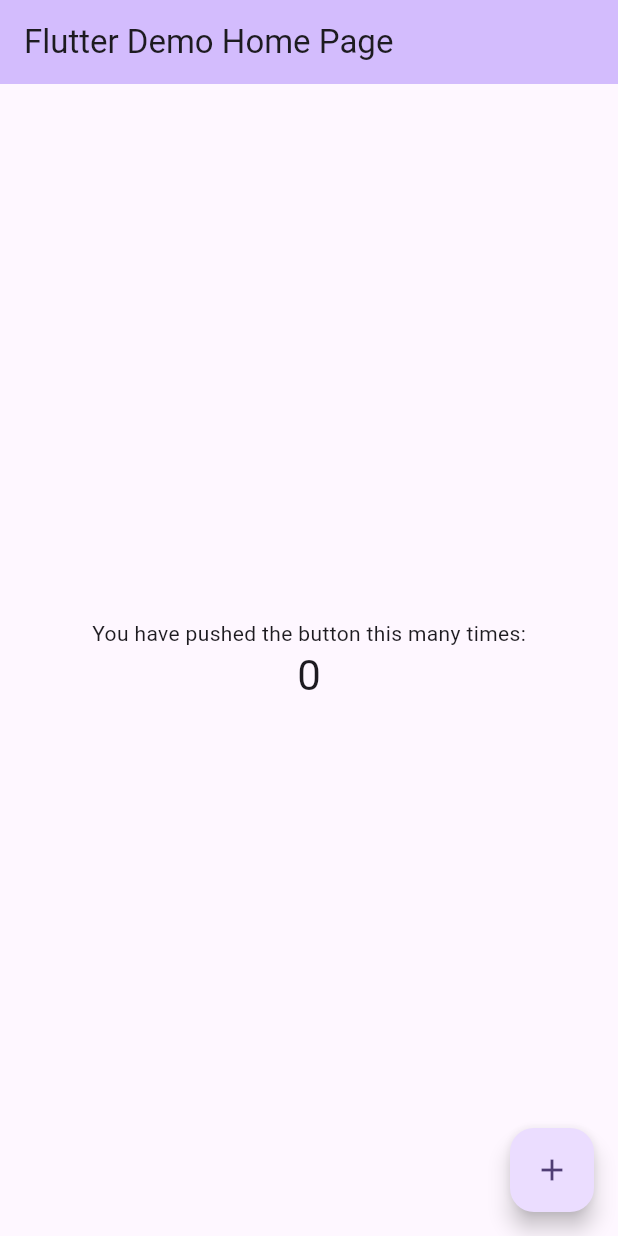
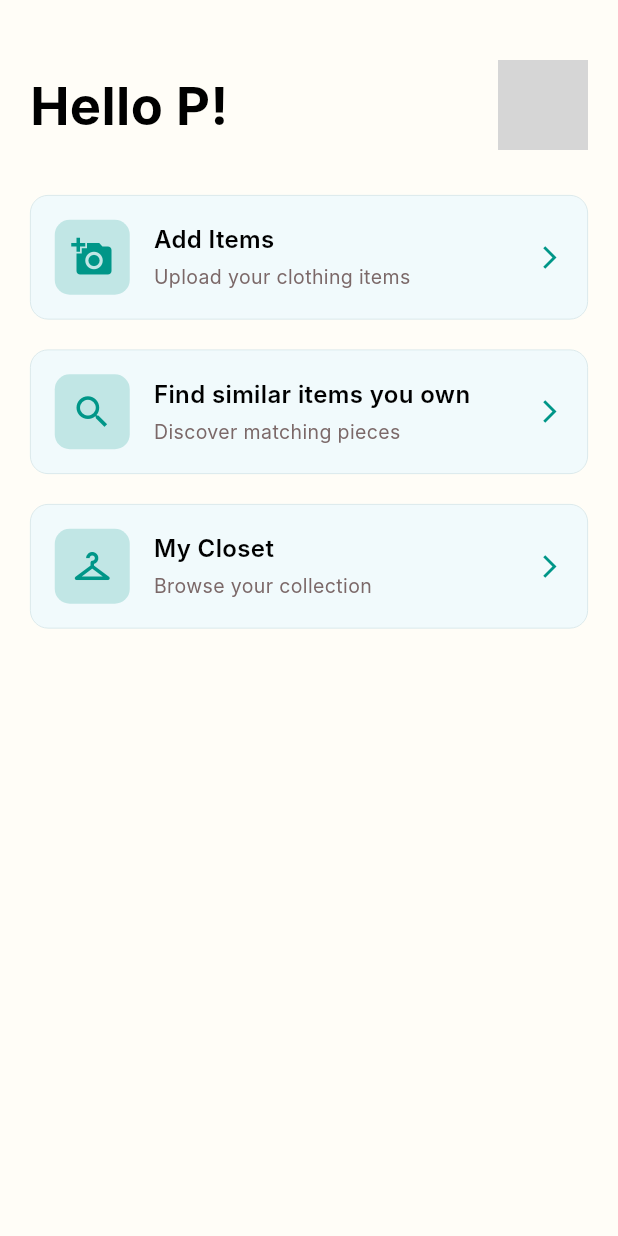
Before and after one commit to Fahsairvw/Wardrobees, a Flutter app: the screen it shows after launch, on a phone screen of 412 x 824 dp. Run offline on Flutter 3.47's test engine with Material 3 defaults, Android fonts, the phone set to English and light mode, and no system bars; network calls fail; Roboto replaces fonts that are missing (Inter); grey boxes are pictures that could not be loaded.

Commit message:
add homepage

```diff
--- a/frontend/lib/main.dart
+++ b/frontend/lib/main.dart
@@ -1,4 +1,6 @@
 import 'package:flutter/material.dart';
+import 'screens/splash_screen.dart';
+import 'screens/home_screen.dart';
 
 void main() {
   runApp(const MyApp());
@@ -7,116 +9,19 @@ void main() {
 class MyApp extends StatelessWidget {
   const MyApp({super.key});
 
-  // This widget is the root of your application.
   @override
   Widget build(BuildContext context) {
     return MaterialApp(
-      title: 'Flutter Demo',
+      title: 'Wardrobees',
       theme: ThemeData(
-        // This is the theme of your application.
-        //
-        // TRY THIS: Try running your application with "flutter run". You'll see
-        // the application has a purple toolbar. Then, without quitting the app,
-        // try changing the seedColor in the colorScheme below to Colors.green
-        // and then invoke "hot reload" (save your changes or press the "hot
-        // reload" button in a Flutter-supported IDE, or press "r" if you used
-        // the command line to start the app).
-        //
-        // Notice that the counter didn't reset back to zero; the application
-        // state is not lost during the reload. To reset the state, use hot
-        // restart instead.
-        //
-        // This works for code too, not just values: Most code changes can be
-        // tested with just a hot reload.
-        colorScheme: .fromSeed(seedColor: Colors.deepPurple),
+        colorScheme: ColorScheme.fromSeed(seedColor: Colors.teal),
+        useMaterial3: true,
       ),
-      home: const MyHomePage(title: 'Flutter Demo Home Page'),
+      home: const SplashScreen(),
+      routes: {
+        '/splash': (context) => const SplashScreen(),
+        '/home': (context) => const HomeScreen(),
+      },
     );
   }
 }
-
-class MyHomePage extends StatefulWidget {
-  const MyHomePage({super.key, required this.title});
-
-  // This widget is the home page of your application. It is stateful, meaning
-  // that it has a State object (defined below) that contains fields that affect
-  // how it looks.
-
-  // This class is the configuration for the state. It holds the values (in this
-  // case the title) provided by the parent (in this case the App widget) and
-  // used by the build method of the State. Fields in a Widget subclass are
-  // always marked "final".
-
-  final String title;
-
-  @override
-  State<MyHomePage> createState() => _MyHomePageState();
-}
-
-class _MyHomePageState extends State<MyHomePage> {
-  int _counter = 0;
-
-  void _incrementCounter() {
-    setState(() {
-      // This call to setState tells the Flutter framework that something has
-      // changed in this State, which causes it to rerun the build method below
-      // so that the display can reflect the updated values. If we changed
-      // _counter without calling setState(), then the build method would not be
-      // called again, and so nothing would appear to happen.
-      _counter++;
-    });
-  }
-
-  @override
-  Widget build(BuildContext context) {
-    // This method is rerun every time setState is called, for instance as done
-    // by the _incrementCounter method above.
-    //
-    // The Flutter framework has been optimized to make rerunning build methods
-    // fast, so that you can just rebuild anything that needs updating rather
-    // than having to individually change instances of widgets.
-    return Scaffold(
-      appBar: AppBar(
-        // TRY THIS: Try changing the color here to a specific color (to
-        // Colors.amber, perhaps?) and trigger a hot reload to see the AppBar
-        // change color while the other colors stay the same.
-        backgroundColor: Theme.of(context).colorScheme.inversePrimary,
-        // Here we take the value from the MyHomePage object that was created by
-        // the App.build method, and use it to set our appbar title.
-        title: Text(widget.title),
-      ),
-      body: Center(
-        // Center is a layout widget. It takes a single child and positions it
-        // in the middle of the parent.
-        child: Column(
-          // Column is also a layout widget. It takes a list of children and
-          // arranges them vertically. By default, it sizes itself to fit its
-          // children horizontally, and tries to be as tall as its parent.
-          //
-          // Column has various properties to control how it sizes itself and
-          // how it positions its children. Here we use mainAxisAlignment to
-          // center the children vertically; the main axis here is the vertical
-          // axis because Columns are vertical (the cross axis would be
-          // horizontal).
-          //
-          // TRY THIS: Invoke "debug painting" (choose the "Toggle Debug Paint"
-          // action in the IDE, or press "p" in the console), to see the
-          // wireframe for each widget.
-          mainAxisAlignment: .center,
-          children: [
-            const Text('You have pushed the button this many times:'),
-            Text(
-              '$_counter',
-              style: Theme.of(context).textTheme.headlineMedium,
-            ),
-          ],
-        ),
-      ),
-      floatingActionButton: FloatingActionButton(
-        onPressed: _incrementCounter,
-        tooltip: 'Increment',
-        child: const Icon(Icons.add),
-      ),
-    );
-  }
-}
--- /dev/null
+++ b/frontend/lib/screens/home_screen.dart
@@ -0,0 +1,175 @@
+import 'package:flutter/material.dart';
+
+class HomeScreen extends StatefulWidget {
+  const HomeScreen({super.key});
+
+  @override
+  State<HomeScreen> createState() => _HomeScreenState();
+}
+
+class _HomeScreenState extends State<HomeScreen> {
+  @override
+  Widget build(BuildContext context) {
+    return Scaffold(
+      backgroundColor: const Color(0xFFFFFDF7),
+      body: SingleChildScrollView(
+        child: Container(
+          width: MediaQuery.of(context).size.width,
+          padding: const EdgeInsets.symmetric(horizontal: 20, vertical: 40),
+          child: Column(
+            crossAxisAlignment: CrossAxisAlignment.start,
+            children: [
+              // Header with greeting and profile
+              Row(
+                mainAxisAlignment: MainAxisAlignment.spaceBetween,
+                children: [
+                  const Column(
+                    crossAxisAlignment: CrossAxisAlignment.start,
+                    children: [
+                      Text(
+                        'Hello P!',
+                        style: TextStyle(
+                          color: Colors.black,
+                          fontSize: 35,
+                          fontFamily: 'Inter',
+                          fontWeight: FontWeight.w700,
+                        ),
+                      ),
+                    ],
+                  ),
+                  Container(
+                    width: 60,
+                    height: 60,
+                    decoration: BoxDecoration(
+                      borderRadius: BorderRadius.circular(12),
+                      image: const DecorationImage(
+                        image: NetworkImage("https://placehold.co/60x60"),
+                        fit: BoxFit.cover,
+                      ),
+                    ),
+                  ),
+                ],
+              ),
+              const SizedBox(height: 30),
+
+              // Action Card 1: Add Items
+              _buildActionCard(
+                icon: Icons.add_a_photo,
+                title: 'Add Items',
+                description: 'Upload your clothing items',
+                imageUrl: 'https://placehold.co/51x51',
+                onTap: () => _showSnackBar('Add Items tapped'),
+              ),
+              const SizedBox(height: 20),
+
+              // Action Card 2: Find Similar
+              _buildActionCard(
+                icon: Icons.search,
+                title: 'Find similar items you own',
+                description: 'Discover matching pieces',
+                imageUrl: 'https://placehold.co/77x74',
+                onTap: () => _showSnackBar('Find Similar tapped'),
+              ),
+              const SizedBox(height: 20),
+
+              // Action Card 3: My Closet
+              _buildActionCard(
+                icon: Icons.checkroom,
+                title: 'My Closet',
+                description: 'Browse your collection',
+                imageUrl: 'https://placehold.co/29x36',
+                onTap: () => _showSnackBar('My Closet tapped'),
+              ),
+            ],
+          ),
+        ),
+      ),
+    );
+  }
+
+  Widget _buildActionCard({
+    required IconData icon,
+    required String title,
+    required String description,
+    required String imageUrl,
+    required VoidCallback onTap,
+  }) {
+    return GestureDetector(
+      onTap: onTap,
+      child: Container(
+        padding: const EdgeInsets.all(16),
+        decoration: ShapeDecoration(
+          color: const Color(0xFFF1FAFC),
+          shape: RoundedRectangleBorder(
+            side: const BorderSide(
+              width: 0.50,
+              color: Color(0xFFD1E3E7),
+            ),
+            borderRadius: BorderRadius.circular(12),
+          ),
+        ),
+        child: Row(
+          children: [
+            // Icon
+            Container(
+              width: 50,
+              height: 50,
+              decoration: BoxDecoration(
+                color: Colors.teal.withOpacity(0.2),
+                borderRadius: BorderRadius.circular(10),
+              ),
+              child: Icon(
+                icon,
+                color: Colors.teal,
+                size: 28,
+              ),
+            ),
+            const SizedBox(width: 16),
+            // Text Content
+            Expanded(
+              child: Column(
+                crossAxisAlignment: CrossAxisAlignment.start,
+                children: [
+                  Text(
+                    title,
+                    style: const TextStyle(
+                      color: Colors.black,
+                      fontSize: 16,
+                      fontFamily: 'Inter',
+                      fontWeight: FontWeight.w600,
+                    ),
+                  ),
+                  const SizedBox(height: 4),
+                  Text(
+                    description,
+                    style: const TextStyle(
+                      color: Color(0xFF7B6868),
+                      fontSize: 13,
+                      fontFamily: 'Inter',
+                      fontWeight: FontWeight.w400,
+                    ),
+                  ),
+                ],
+              ),
+            ),
+            // Arrow
+            const Icon(
+              Icons.arrow_forward_ios,
+              color: Colors.teal,
+              size: 18,
+            ),
+          ],
+        ),
+      ),
+    );
+  }
+
+  void _showSnackBar(String message) {
+    ScaffoldMessenger.of(context).showSnackBar(
+      SnackBar(
+        content: Text(message),
+        duration: const Duration(seconds: 1),
+      ),
+    );
+  }
+}
--- /dev/null
+++ b/frontend/lib/screens/splash_screen.dart
@@ -0,0 +1,76 @@
+import 'package:flutter/material.dart';
+import 'dart:async';
+
+class SplashScreen extends StatefulWidget {
+  const SplashScreen({super.key});
+
+  @override
+  State<SplashScreen> createState() => _SplashScreenState();
+}
+
+class _SplashScreenState extends State<SplashScreen> {
+  @override
+  void initState() {
+    super.initState();
+    // Navigate to home screen after 2 seconds
+    Timer(const Duration(seconds: 2), () {
+      if (mounted) {
+        Navigator.of(context).pushReplacementNamed('/home');
+      }
+    });
+  }
+
+  @override
+  Widget build(BuildContext context) {
+    return Scaffold(
+      backgroundColor: const Color(0xFFFFFDF7),
+      body: Center(
+        child: Column(
+          mainAxisAlignment: MainAxisAlignment.center,
+          children: [
+            // App Logo/Icon
+            Container(
+              width: 120,
+              height: 120,
+              decoration: BoxDecoration(
+                color: Colors.teal,
+                borderRadius: BorderRadius.circular(30),
+              ),
+              child: const Icon(
+                Icons.checkroom,
+                size: 60,
+                color: Colors.white,
+              ),
+            ),
+            const SizedBox(height: 24),
+            // App Name
+            const Text(
+              'Wardrobees',
+              style: TextStyle(
+                fontSize: 32,
+                fontWeight: FontWeight.bold,
+                fontFamily: 'Inter',
+                color: Colors.black,
+              ),
+            ),
+            const SizedBox(height: 8),
+            // Tagline
+            Text(
+              'Your Digital Closet',
+              style: TextStyle(
+                fontSize: 16,
+                fontFamily: 'Inter',
+                color: const Color(0xFF7B6868),
+              ),
+            ),
+            const SizedBox(height: 40),
+            // Loading Indicator
+            const CircularProgressIndicator(
+              valueColor: AlwaysStoppedAnimation<Color>(Colors.teal),
+            ),
+          ],
+        ),
+      ),
+    );
+  }
+}
```
